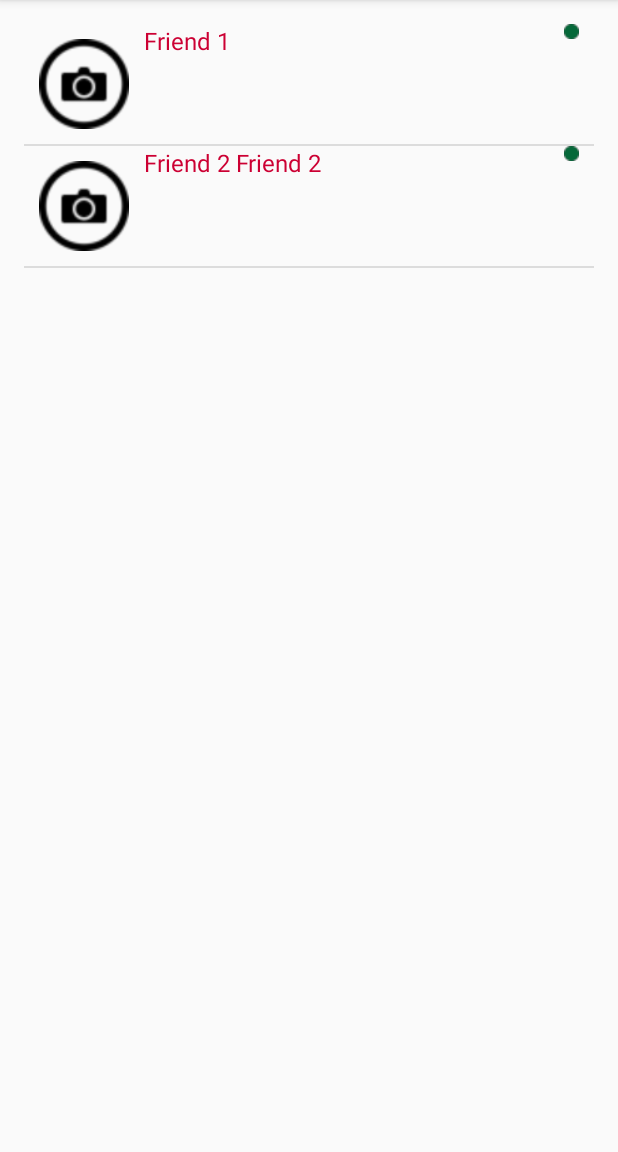
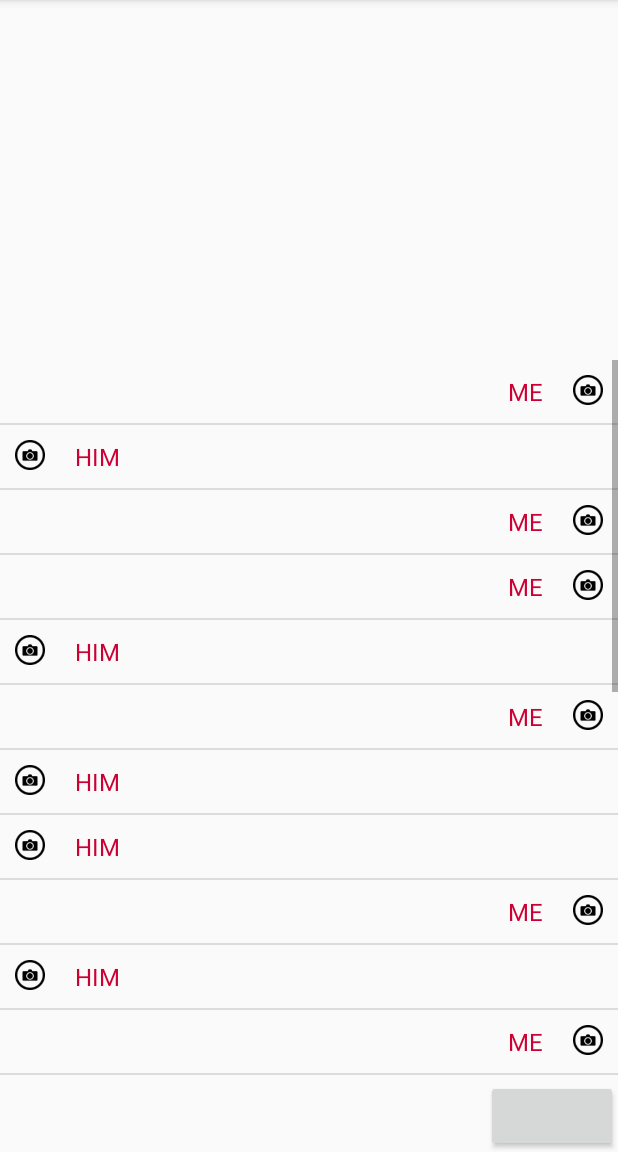
Before and after one commit to kjayashankar/SnappyChat, an Android app: the screen it shows after launch (ChatActivity), after a tap on "Friend 1", on a phone screen of 412 x 824 dp, the part 84-1236 px from its top. Run offline under Robolectric (Android 15) with nearby library versions, the phone set to English and light mode, and no system bars.

Commit message:
Chat content - v2.0

```diff
--- a/app/src/main/AndroidManifest.xml
+++ b/app/src/main/AndroidManifest.xml
@@ -19,9 +19,7 @@
         android:theme="@style/AppTheme">
         <activity
             android:name=".LoginActivity"
-            android:label="@string/app_name">
-
-        </activity>
+            android:label="@string/app_name"></activity>
         <activity
             android:name=".MainScreen"
             android:configChanges="orientation|keyboardHidden|screenSize"
@@ -38,9 +36,14 @@
         <activity android:name=".ChatActivity">
             <intent-filter>
                 <action android:name="android.intent.action.MAIN" />
+
                 <category android:name="android.intent.category.LAUNCHER" />
             </intent-filter>
         </activity>
+        <activity
+            android:name=".ChatClick"
+            android:label="@string/title_activity_chat_click"
+            android:theme="@style/AppTheme.NoActionBar"></activity>
     </application>
 
 </manifest>
--- a/app/src/main/java/com/sjsu/snappychat/ChatActivity.java
+++ b/app/src/main/java/com/sjsu/snappychat/ChatActivity.java
@@ -1,5 +1,6 @@
 package com.sjsu.snappychat;
 
+import android.content.Intent;
 import android.support.v7.app.AppCompatActivity;
 import android.os.Bundle;
 import android.view.View;
@@ -22,30 +23,31 @@ public class ChatActivity extends AppCompatActivity implements
     protected void onCreate(Bundle savedInstanceState) {
         super.onCreate(savedInstanceState);
         setContentView(R.layout.activity_chat);
+        onStart();
+    }
 
-        list.add("Friend1");
-        list.add("Friend2");
-        list.add("Friend3");
-        list.add("Friend4");
+    @Override
+    protected void onStart() {
+        super.onStart();
+
         chatItems = new ArrayList<ChatItem>();
         ChatItem item = new ChatItem(R.drawable.click, "Friend 1", R.drawable.greendot);
         ChatItem item2 = new ChatItem(R.drawable.click, "Friend 2 Friend 2", R.drawable.greendot);
 
         chatItems.add(item);
         chatItems.add(item2);
-
+        chatItems.add(item2);
+        chatItems.add(item2);
+        chatItems.add(item2);
+        chatItems.add(item2);
+        chatItems.add(item2);
+        chatItems.add(item2);
+        chatItems.add(item2);
 
         listView = (ListView) findViewById(R.id.listView);
-        CustomChatVewAdapter adapter = new CustomChatVewAdapter(this,
-                R.layout.chat_list_item, chatItems);
+        CustomChatVewAdapter adapter = new CustomChatVewAdapter(this, R.layout.chat_list_item, chatItems);
         listView.setAdapter(adapter);
         listView.setOnItemClickListener(this);
-        onStart();
-    }
-
-    @Override
-    protected void onStart() {
-        super.onStart();
 
     }
 
@@ -56,5 +58,48 @@ public class ChatActivity extends AppCompatActivity implements
                 "Item " + (position + 1) + ": " + chatItems.get(position),
                 Toast.LENGTH_SHORT);
         toast.show();
+        startChatSession();
+        //ChatItem item = chatItems.get(position);
+        //Intent passer = new Intent(this,ChatClick.class);
+        //passer.putExtra("name",item.getTitle());
+
+    }
+
+    private void startChatSession(){
+        setContentView(R.layout.activity_chat_click);
+
+        List<ChatMessage> chatMessages = new ArrayList<ChatMessage>();
+        ChatMessage itemhim = new ChatMessage(R.drawable.click,"HIM");
+        ChatMessage item = new ChatMessage(R.drawable.click, "ME");
+
+        chatMessages.add(item);
+        chatMessages.add(itemhim);
+        chatMessages.add(item);
+        chatMessages.add(item);
+        chatMessages.add(itemhim);
+        chatMessages.add(item);
+        chatMessages.add(itemhim);
+        chatMessages.add(itemhim);
+        chatMessages.add(item);
+        chatMessages.add(itemhim);
+        chatMessages.add(item);
+        chatMessages.add(item);
+        chatMessages.add(itemhim);
+        chatMessages.add(item);
+        chatMessages.add(itemhim);
+        chatMessages.add(itemhim);
+        chatMessages.add(item);
+        chatMessages.add(itemhim);
+        chatMessages.add(item);
+        chatMessages.add(item);
+        chatMessages.add(itemhim);
+        chatMessages.add(item);
+        chatMessages.add(itemhim);
+        chatMessages.add(itemhim);
+
+        listView = (ListView) findViewById(R.id.chat_listView);
+        CustomChatMessageAdapter adapter = new CustomChatMessageAdapter(this, R.layout.chat_message, chatMessages);
+        listView.setAdapter(adapter);
+        //listView.setOnItemClickListener(this);
     }
 }
--- /dev/null
+++ b/app/src/main/java/com/sjsu/snappychat/ChatMessage.java
@@ -0,0 +1,32 @@
+package com.sjsu.snappychat;
+
+/**
+ * Created by jay on 12/3/16.
+ */
+
+public class ChatMessage {
+    private int imageID;
+    private String chatText;
+
+    public ChatMessage(int imageID,String chatText){
+        this.imageID = imageID;
+        this.chatText = chatText;
+    }
+
+
+    public int getImageID() {
+        return imageID;
+    }
+
+    public void setImageID(int imageID) {
+        this.imageID = imageID;
+    }
+
+    public String getChatText() {
+        return chatText;
+    }
+
+    public void setChatText(String chatText) {
+        this.chatText = chatText;
+    }
+}
--- /dev/null
+++ b/app/src/main/java/com/sjsu/snappychat/CustomChatMessageAdapter.java
@@ -0,0 +1,79 @@
+package com.sjsu.snappychat;
+
+import android.app.Activity;
+import android.content.Context;
+import android.view.Gravity;
+import android.view.LayoutInflater;
+import android.view.View;
+import android.view.ViewGroup;
+import android.widget.ArrayAdapter;
+import android.widget.ImageView;
+import android.widget.LinearLayout;
+import android.widget.RelativeLayout;
+import android.widget.TextView;
+
+import java.util.List;
+
+/**
+ * Created by jay on 12/3/16.
+ */
+
+public class CustomChatMessageAdapter extends ArrayAdapter<ChatMessage> {
+
+    Context context;
+
+    public CustomChatMessageAdapter(Context context, int resourceId,
+                                List<ChatMessage> items) {
+        super(context, resourceId, items);
+        this.context = context;
+    }
+
+    private class ViewHolder {
+        ImageView imageView;
+        TextView chatText;
+        TextView chatTextLeft;
+    }
+
+    public View getView(int position, View convertView, ViewGroup parent) {
+        CustomChatMessageAdapter.ViewHolder holder = null;
+        ChatMessage rowItem = getItem(position);
+
+        LayoutInflater mInflater = (LayoutInflater) context
+                .getSystemService(Activity.LAYOUT_INFLATER_SERVICE);
+        if (convertView == null) {
+            convertView = mInflater.inflate(R.layout.chat_message, null);
+            holder = new ViewHolder();
+            holder.chatText = (TextView) convertView.findViewById(R.id.chat_text);
+            holder.imageView = (ImageView) convertView.findViewById(R.id.icon);
+            holder.chatTextLeft = (TextView) convertView.findViewById(R.id.chat_text_left);
+            convertView.setTag(holder);
+        } else
+            holder = (CustomChatMessageAdapter.ViewHolder) convertView.getTag();
+
+        if(rowItem.getChatText().equalsIgnoreCase("ME")) {
+            RelativeLayout.LayoutParams paramsImage = (RelativeLayout.LayoutParams) holder.imageView.getLayoutParams();
+            paramsImage.addRule(RelativeLayout.ALIGN_PARENT_RIGHT, RelativeLayout.TRUE);
+            holder.imageView.setLayoutParams(paramsImage);
+            holder.imageView.setImageResource(rowItem.getImageID());
+            holder.chatTextLeft.setText(rowItem.getChatText());
+        }
+        else{
+            holder.chatText.setText(rowItem.getChatText());
+            holder.imageView.setImageResource(rowItem.getImageID());
+
+        }
+
+        return convertView;
+    }
+    @Override
+    public int getViewTypeCount() {
+
+        return getCount();
+    }
+
+    @Override
+    public int getItemViewType(int position) {
+
+        return position;
+    }
+}
--- /dev/null
+++ b/app/src/main/res/layout/activity_chat_click.xml
@@ -0,0 +1,29 @@
+<?xml version="1.0" encoding="utf-8"?>
+<RelativeLayout xmlns:android="http://schemas.android.com/apk/res/android"
+    xmlns:tools="http://schemas.android.com/tools"
+    android:orientation="vertical"
+    android:id="@+id/chat_click"
+    android:layout_width="match_parent"
+    android:layout_height="match_parent"
+    tools:context="com.sjsu.snappychat.ChatActivity">
+
+    <ListView
+            android:layout_width="match_parent"
+            android:layout_height="480dp"
+            android:id="@+id/chat_listView"
+        android:layout_above="@+id/sendChat"/>
+
+    <EditText
+        android:layout_width="300dp"
+        android:layout_height="wrap_content"
+        android:id="@+id/chatText"
+        android:layout_alignParentBottom="true"
+        android:layout_alignLeft="@+id/sendChat"/>
+    <Button
+        android:layout_width="wrap_content"
+        android:layout_height="wrap_content"
+        android:id="@+id/sendChat"
+        android:layout_alignParentRight="true"
+        android:layout_alignParentBottom="true"
+        />
+    </RelativeLayout>
--- /dev/null
+++ b/app/src/main/res/layout/chat_message.xml
@@ -0,0 +1,37 @@
+<?xml version="1.0" encoding="utf-8"?>
+<RelativeLayout xmlns:android="http://schemas.android.com/apk/res/android"
+    android:orientation="vertical" android:layout_width="match_parent"
+    android:layout_height="match_parent">
+    <ImageView
+        android:id="@+id/icon"
+        android:layout_width="40dp"
+        android:layout_height="40dp"
+        android:contentDescription=""
+        android:paddingLeft="10dp"
+        android:paddingRight="10dp" />
+
+    <TextView
+        android:id="@+id/chat_text"
+        android:layout_width="wrap_content"
+        android:layout_height="wrap_content"
+        android:layout_toRightOf="@+id/icon"
+        android:paddingBottom="10dp"
+        android:paddingLeft="10dp"
+        android:paddingRight="10dp"
+        android:paddingTop="10dp"
+        android:textColor="#CC0033"
+        android:textSize="16dp" />
+
+    <TextView
+        android:id="@+id/chat_text_left"
+        android:layout_width="wrap_content"
+        android:layout_height="wrap_content"
+        android:layout_toLeftOf="@+id/icon"
+        android:paddingBottom="10dp"
+        android:paddingLeft="10dp"
+        android:paddingRight="10dp"
+        android:paddingTop="10dp"
+        android:textColor="#CC0033"
+        android:textSize="16dp" />
+
+</RelativeLayout>
--- a/app/src/main/res/values/strings.xml
+++ b/app/src/main/res/values/strings.xml
@@ -18,4 +18,5 @@
     <string name="dummy_button">Dummy Button</string>
     <string name="dummy_content">DUMMY\nCONTENT</string>
     <string name="title_activity_post_picture">PostPicture</string>
+    <string name="title_activity_chat_click">ChatClick</string>
 </resources>
```
